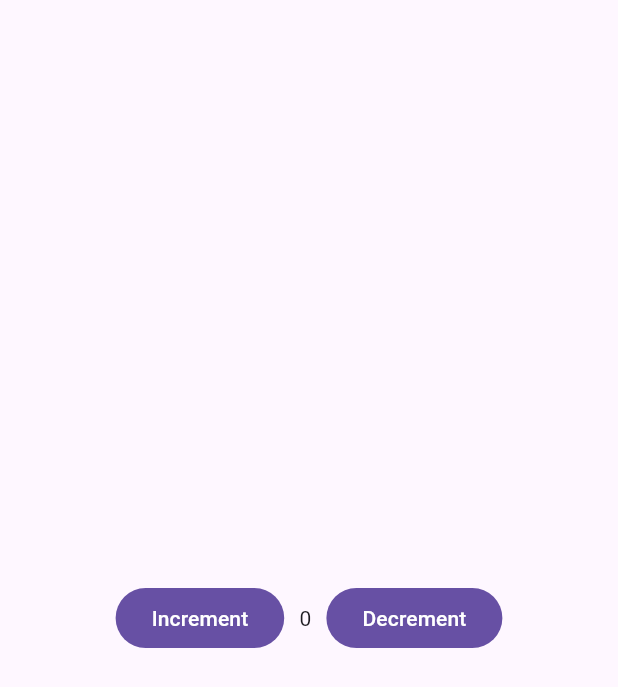
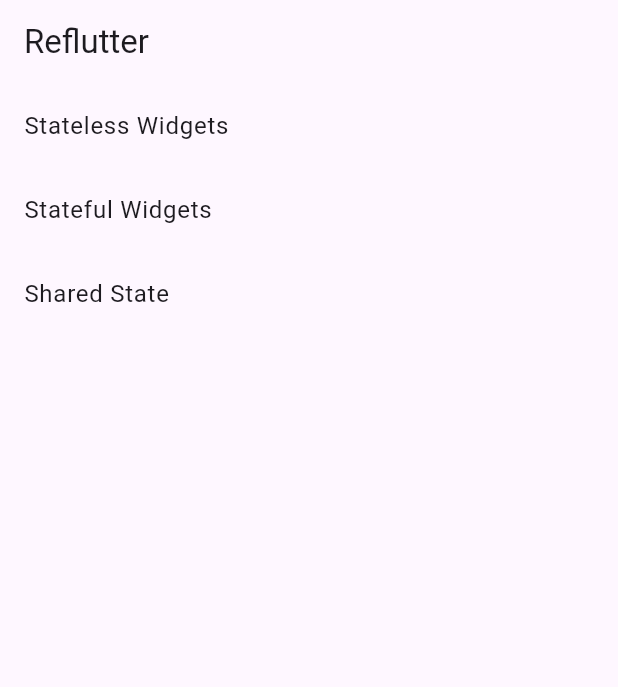
Before and after one commit to carllosnc/reflutter, a Flutter app: the screen it shows after launch, on a phone screen of 412 x 824 dp. Shown: the top 687 px of the screen. Run offline on Flutter 3.47's test engine with Material 3 defaults, Android fonts, the phone set to English and light mode, and no system bars.

Commit message:
New examples

```diff
--- a/lib/examples/counter/counter.dart
+++ /dev/null
@@ -1,45 +0,0 @@
-import 'package:flutter/material.dart';
-import '/react.dart';
-
-Widget counter() {
-  var count = useState(0);
-
-  increment() {
-    count.setState((value) => value + 1);
-  }
-
-  decrement() {
-    count.setState((value) => value - 1);
-  }
-
-  count.useEffect(() {
-    debugPrint('count: ${count.value}');
-  });
-
-  return Render(
-    valueListenable: count,
-    builder: (context, value, child) {
-      return Column(
-        mainAxisAlignment: MainAxisAlignment.center,
-        children: [
-          Row(
-            mainAxisAlignment: MainAxisAlignment.center,
-            children: [
-              FilledButton(
-                onPressed: increment,
-                child: const Text('Increment'),
-              ),
-              const SizedBox(width: 10),
-              Text('$value'),
-              const SizedBox(width: 10),
-              FilledButton(
-                onPressed: decrement,
-                child: const Text('Decrement'),
-              ),
-            ],
-          ),
-        ],
-      );
-    },
-  );
-}
--- /dev/null
+++ b/lib/home.dart
@@ -0,0 +1,27 @@
+import 'package:flutter/material.dart';
+
+Scaffold home(
+  BuildContext context,
+) {
+  return Scaffold(
+    appBar: AppBar(
+      title: const Text('Reflutter'),
+    ),
+    body: ListView(
+      children: [
+        ListTile(
+          title: const Text('Stateless Widgets'),
+          onTap: () => Navigator.of(context).pushNamed('/stateless_widgets'),
+        ),
+        ListTile(
+          title: const Text('Stateful Widgets'),
+          onTap: () => Navigator.of(context).pushNamed('/stateful_widgets'),
+        ),
+        ListTile(
+          title: const Text('Shared State'),
+          onTap: () => Navigator.of(context).pushNamed('/share_state'),
+        ),
+      ],
+    ),
+  );
+}
--- a/lib/main.dart
+++ b/lib/main.dart
@@ -1,5 +1,8 @@
 import 'package:flutter/material.dart';
-import '/examples/counter/counter.dart';
+import 'home.dart';
+import 'examples/stateless_widgets/stateless_widgets_page.dart';
+import 'examples/stateful_components/stateful_widgets_page.dart';
+import 'examples/shared_state/share_state_page.dart';
 
 void main() {
   runApp(const MainApp());
@@ -11,11 +14,13 @@ class MainApp extends StatelessWidget {
   @override
   Widget build(BuildContext context) {
     return MaterialApp(
-      home: Scaffold(
-        body: Center(
-          child: counter(),
-        ),
-      ),
+      debugShowCheckedModeBanner: false,
+      routes: {
+        '/': (context) => home(context),
+        '/stateless_widgets': (context) => statelessWidgetsPage(context),
+        '/stateful_widgets': (context) => statefulWidgetPage(),
+        '/share_state': (context) => shareStatePage(),
+      },
     );
   }
 }
```
Also changed, not shown: lib/examples/shared_state/share_state_page.dart (added, +74 -0 lines), lib/examples/stateful_components/stateful_widgets_page.dart (added, +46 -0 lines), lib/examples/stateless_widgets/stateless_widgets_page.dart (added, +64 -0 lines).
